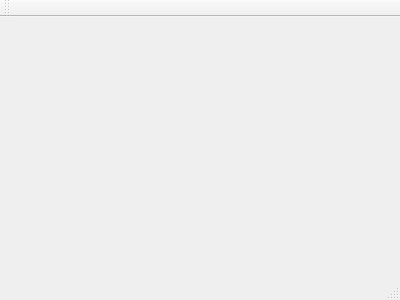
First picture: the form in QtFileTransferServer/mainwindow.ui, repository mrafcho001/QtFileTransfer, before the edit.
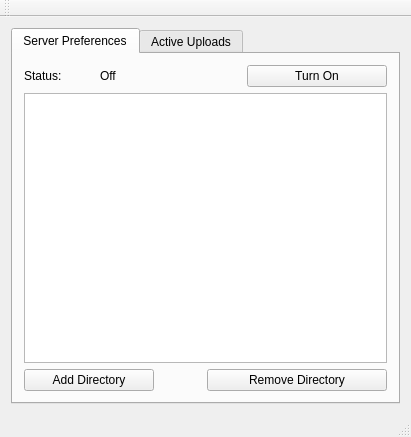
Second picture: the form after the edit.

Diff of the .ui file:
```diff
--- a/QtFileTransferServer/mainwindow.ui
+++ b/QtFileTransferServer/mainwindow.ui
@@ -1,24 +1,138 @@
 <ui version="4.0">
  <class>MainWindow</class>
- <widget class="QMainWindow" name="MainWindow" >
-  <property name="geometry" >
+ <widget class="QMainWindow" name="MainWindow">
+  <property name="geometry">
    <rect>
     <x>0</x>
     <y>0</y>
-    <width>400</width>
-    <height>300</height>
+    <width>411</width>
+    <height>437</height>
    </rect>
   </property>
   <property name="windowTitle" >
    <string>MainWindow</string>
   </property>
-  <widget class="QMenuBar" name="menuBar" />
-  <widget class="QToolBar" name="mainToolBar" />
-  <widget class="QWidget" name="centralWidget" />
-  <widget class="QStatusBar" name="statusBar" />
+  <widget class="QWidget" name="centralWidget">
+   <layout class="QVBoxLayout" name="verticalLayout">
+    <item>
+     <widget class="QTabWidget" name="tabWidget">
+      <property name="currentIndex">
+       <number>0</number>
+      </property>
+      <widget class="QWidget" name="tabServerPreferences">
+       <attribute name="title">
+        <string>Server Preferences</string>
+       </attribute>
+       <layout class="QVBoxLayout" name="verticalLayout_2">
+        <item>
+         <layout class="QHBoxLayout" name="horizontalLayout">
+          <item>
+           <widget class="QLabel" name="label">
+            <property name="maximumSize">
+             <size>
+              <width>70</width>
+              <height>16777215</height>
+             </size>
+            </property>
+            <property name="text">
+             <string>Status:</string>
+            </property>
+           </widget>
+          </item>
+          <item>
+           <widget class="QLabel" name="lblStatus">
+            <property name="text">
+             <string>Off</string>
+            </property>
+           </widget>
+          </item>
+          <item>
+           <widget class="QPushButton" name="pbToggleServer">
+            <property name="text">
+             <string>Turn On</string>
+            </property>
+           </widget>
+          </item>
+         </layout>
+        </item>
+        <item>
+         <widget class="QTreeView" name="tvDirList"/>
+        </item>
+        <item>
+         <layout class="QHBoxLayout" name="horizontalLayout_2">
+          <item>
+           <widget class="QPushButton" name="pbAddDir">
+            <property name="minimumSize">
+             <size>
+              <width>130</width>
+              <height>0</height>
+             </size>
+            </property>
+            <property name="text">
+             <string>Add Directory</string>
+            </property>
+           </widget>
+          </item>
+          <item>
+           <spacer name="horizontalSpacer">
+            <property name="orientation">
+             <enum>Qt::Horizontal</enum>
+            </property>
+            <property name="sizeHint" stdset="0">
+             <size>
+              <width>40</width>
+              <height>20</height>
+             </size>
+            </property>
+           </spacer>
+          </item>
+          <item>
+           <widget class="QPushButton" name="pbRemoveDir">
+            <property name="minimumSize">
+             <size>
+              <width>180</width>
+              <height>0</height>
+             </size>
+            </property>
+            <property name="text">
+             <string>Remove Directory</string>
+            </property>
+           </widget>
+          </item>
+         </layout>
+        </item>
+       </layout>
+      </widget>
+      <widget class="QWidget" name="tabActiveUploads">
+       <attribute name="title">
+        <string>Active Uploads</string>
+       </attribute>
+      </widget>
+     </widget>
+    </item>
+   </layout>
+  </widget>
+  <widget class="QMenuBar" name="menuBar">
+   <property name="geometry">
+    <rect>
+     <x>0</x>
+     <y>0</y>
+     <width>411</width>
+     <height>20</height>
+    </rect>
+   </property>
+  </widget>
+  <widget class="QToolBar" name="mainToolBar">
+   <attribute name="toolBarArea">
+    <enum>TopToolBarArea</enum>
+   </attribute>
+   <attribute name="toolBarBreak">
+    <bool>false</bool>
+   </attribute>
+  </widget>
+  <widget class="QStatusBar" name="statusBar"/>
  </widget>
- <layoutDefault spacing="6" margin="11" />
- <pixmapfunction></pixmapfunction>
+ <layoutdefault spacing="6" margin="11"/>
  <resources/>
  <connections/>
 </ui>
```
Left out of the diff: 3 changed lines with no effect on the pictures.
